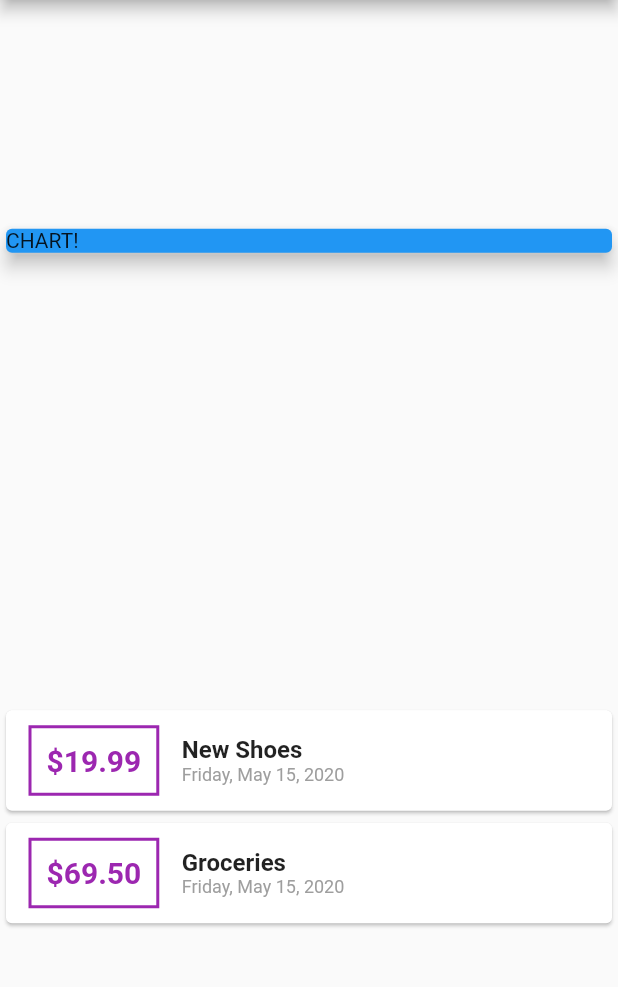
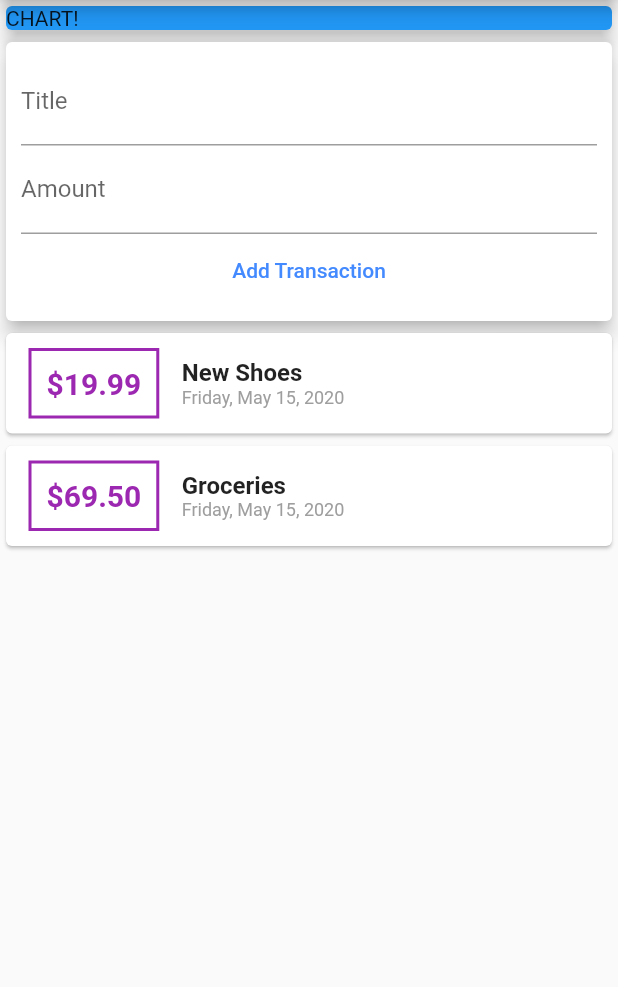
Before and after one commit to jacobia21/ExpenseApp, a Flutter app: the screen it shows after launch, on a phone screen of 412 x 824 dp, the part 84-1071 px from its top. Run offline on Flutter 3.47's test engine with Material 2 defaults, Android fonts, the phone set to English and light mode, and no system bars.

```diff
--- a/lib/main.dart
+++ b/lib/main.dart
@@ -33,6 +33,10 @@ class MyHomePage extends StatelessWidget {
     ),
   ];
 
+  // String titleInput;
+  // String amountInput;
+  final titleController = TextEditingController();
+  final amountController = TextEditingController();
   @override
   Widget build(BuildContext context) {
     return Scaffold(
@@ -40,7 +44,7 @@ class MyHomePage extends StatelessWidget {
         title: Text('Expense App'),
       ),
       body: Column(
-        mainAxisAlignment: MainAxisAlignment.spaceAround,
+        // mainAxisAlignment: MainAxisAlignment.start,
         crossAxisAlignment: CrossAxisAlignment.stretch,
         children: <Widget>[
           Container(
@@ -49,6 +53,33 @@ class MyHomePage extends StatelessWidget {
               color: Colors.blue,
               child: Text('CHART!'),
               elevation: 5,
+            ),
+          ),
+          Card(
+            elevation: 5,
+            child: Container(
+              padding: EdgeInsets.all(10),
+              child: Column(
+                children: <Widget>[
+                  TextField(
+                    decoration: InputDecoration(labelText: 'Title'),
+                    // onChanged: (value) => titleInput = value,
+                    controller: titleController,
+                  ),
+                  TextField(
+                    decoration: InputDecoration(labelText: 'Amount'),
+                    // onChanged: (value) => amountInput = value,
+                    controller: amountController,
+                  ),
+                  FlatButton(
+                    child: Text('Add Transaction'),
+                    onPressed: () {
+                      print('Button was pressed!');
+                    },
+                    textColor: Colors.blueAccent,
+                  ),
+                ],
+              ),
             ),
           ),
           Column(
```
Also changed, not shown: 1 other file.
